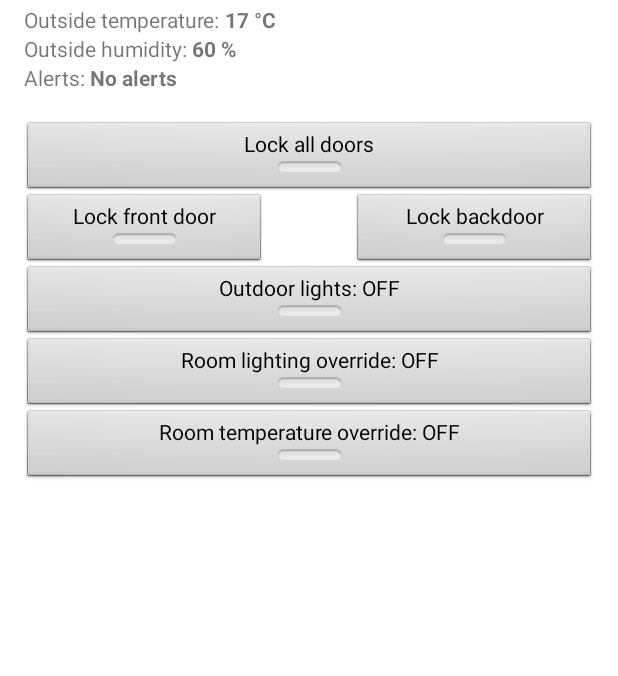
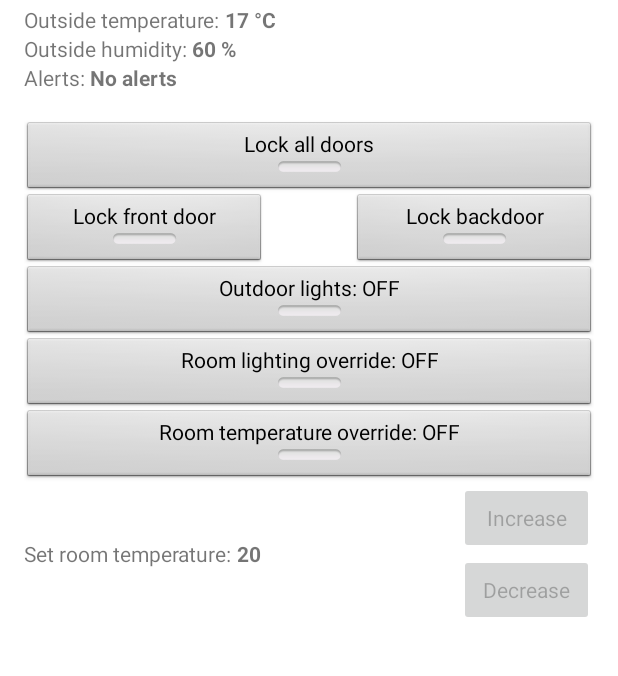
Before and after one commit to Amatson/Smart_House, an Android app: the screen it shows after launch (HomeActivity), on a phone screen of 412 x 824 dp, the part 162-838 px from its top. Run offline under Robolectric (Android 15) with nearby library versions, the phone set to English and light mode, and no system bars.

Commit message:
temperature override complete

```diff
--- a/androidUI/SmartHouse/app/src/main/java/tuomastiira/smarthouse/HomeActivity.java
+++ b/androidUI/SmartHouse/app/src/main/java/tuomastiira/smarthouse/HomeActivity.java
@@ -5,7 +5,9 @@ import android.os.Bundle;
 import android.support.v7.app.AppCompatActivity;
 import android.view.View;
 import android.widget.AdapterView;
+import android.widget.Button;
 import android.widget.Spinner;
+import android.widget.TextView;
 import android.widget.ToggleButton;
 
 public class HomeActivity extends AppCompatActivity {
@@ -19,6 +21,9 @@ public class HomeActivity extends AppCompatActivity {
     private ToggleButton backDoor;
     private ToggleButton roomLightingOverride;
     private ToggleButton roomTemperatureOverride;
+    private Button roomTemperatureUp;
+    private Button roomTemperatureDown;
+    private TextView roomTemperatureView;
     private Spinner spinner;
 
     @Override
@@ -101,6 +106,27 @@ public class HomeActivity extends AppCompatActivity {
                 toggleRoomTemperatureOverride();
             }
         });
+
+        roomTemperatureView = (TextView) findViewById(R.id.roomTemperatureSet);
+        roomTemperatureView.setText(String.valueOf(roomTemperatureOverrideValue) + ' ');
+        roomTemperatureUp = (Button) findViewById(R.id.roomTemperatureUpButton);
+        roomTemperatureUp.setEnabled(false);
+        roomTemperatureUp.setOnClickListener(new Button.OnClickListener() {
+            @Override
+            public void onClick(View v) {
+                roomTemperatureOverrideValue += 1;
+                roomTemperatureView.setText(String.valueOf(roomTemperatureOverrideValue) + ' ');
+            }
+        });
+        roomTemperatureDown = (Button) findViewById(R.id.roomTemperatureDownButton);
+        roomTemperatureDown.setEnabled(false);
+        roomTemperatureDown.setOnClickListener(new Button.OnClickListener() {
+            @Override
+            public void onClick(View v) {
+                roomTemperatureOverrideValue -= 1;
+                roomTemperatureView.setText(String.valueOf(roomTemperatureOverrideValue) + ' ');
+            }
+        });
     }
 
     @Override
@@ -132,5 +158,7 @@ public class HomeActivity extends AppCompatActivity {
     private void toggleRoomTemperatureOverride() {
         roomTemperatureOverride.setChecked(roomTemperatureOverride.isChecked());
         roomTemperatureOverrideEnabled = roomTemperatureOverride.isChecked();
+        roomTemperatureUp.setEnabled(roomTemperatureOverride.isChecked());
+        roomTemperatureDown.setEnabled(roomTemperatureOverride.isChecked());
     }
 }
--- a/androidUI/SmartHouse/app/src/main/java/tuomastiira/smarthouse/LivingRoomActivity.java
+++ b/androidUI/SmartHouse/app/src/main/java/tuomastiira/smarthouse/LivingRoomActivity.java
@@ -65,7 +65,7 @@ public class LivingRoomActivity extends AppCompatActivity {
         temperatureView = (TextView) findViewById(R.id.livingroomTemperatureSet);
         temperatureView.setText(String.valueOf(temperatureSet) + ' ');
 
-        temperatureUp = (Button) findViewById(R.id.livingroomTemperatureUpButton);
+        temperatureUp = (Button) findViewById(R.id.roomTemperatureUpButton);
         temperatureUp.setOnClickListener(new Button.OnClickListener() {
             @Override
             public void onClick(View v) {
@@ -73,7 +73,7 @@ public class LivingRoomActivity extends AppCompatActivity {
                 temperatureView.setText(String.valueOf(temperatureSet) + ' ');
             }
         });
-        temperatureDown = (Button) findViewById(R.id.livingroomTemperatureDownButton);
+        temperatureDown = (Button) findViewById(R.id.roomTemperatureDownButton);
         temperatureDown.setOnClickListener(new Button.OnClickListener() {
             @Override
             public void onClick(View v) {
--- a/androidUI/SmartHouse/app/src/main/res/layout/activity_home.xml
+++ b/androidUI/SmartHouse/app/src/main/res/layout/activity_home.xml
@@ -186,4 +186,46 @@
         android:id="@+id/textView21"
         android:textStyle="normal|bold" />
 
+    <Button
+        android:text="Increase"
+        android:layout_height="wrap_content"
+        android:id="@+id/roomTemperatureUpButton"
+        style="@style/Base.Widget.AppCompat.Button.Small"
+        android:textAppearance="@style/TextAppearance.AppCompat"
+        android:layout_below="@+id/roomTemperatureOverrideButton"
+        android:layout_alignParentRight="true"
+        android:layout_alignParentEnd="true"
+        android:layout_width="90dp" />
+
+    <Button
+        android:text="Decrease"
+        android:layout_height="wrap_content"
+        android:id="@+id/roomTemperatureDownButton"
+        style="@style/Base.Widget.AppCompat.Button.Small"
+        android:textAppearance="@style/TextAppearance.AppCompat"
+        android:layout_below="@+id/roomTemperatureUpButton"
+        android:layout_alignParentRight="true"
+        android:layout_alignParentEnd="true"
+        android:layout_width="90dp" />
+
+    <TextView
+        android:text="Set room temperature: "
+        android:layout_width="wrap_content"
+        android:layout_height="wrap_content"
+        android:layout_below="@+id/roomTemperatureOverrideButton"
+        android:layout_alignParentLeft="true"
+        android:layout_alignParentStart="true"
+        android:layout_marginTop="38dp"
+        android:id="@+id/textView27" />
+
+    <TextView
+        android:text="TextView"
+        android:layout_width="wrap_content"
+        android:layout_height="wrap_content"
+        android:layout_alignTop="@+id/textView27"
+        android:layout_toRightOf="@+id/textView27"
+        android:layout_toEndOf="@+id/textView27"
+        android:id="@+id/roomTemperatureSet"
+        android:textStyle="normal|bold" />
+
 </RelativeLayout>
--- a/androidUI/SmartHouse/app/src/main/res/layout/activity_living_room.xml
+++ b/androidUI/SmartHouse/app/src/main/res/layout/activity_living_room.xml
@@ -59,11 +59,11 @@
     <Button
         android:text="Increase"
         android:layout_height="wrap_content"
-        android:id="@+id/livingroomTemperatureUpButton"
+        android:id="@+id/roomTemperatureUpButton"
         style="@style/Base.Widget.AppCompat.Button.Small"
         android:textAppearance="@style/TextAppearance.AppCompat"
         android:layout_width="80dp"
-        android:layout_above="@+id/livingroomTemperatureDownButton"
+        android:layout_above="@+id/roomTemperatureDownButton"
         android:layout_alignParentRight="true"
         android:layout_alignParentEnd="true"
         android:layout_toRightOf="@+id/livingroomTemperatureSet"
@@ -72,7 +72,7 @@
     <Button
         android:text="Decrease"
         android:layout_height="wrap_content"
-        android:id="@+id/livingroomTemperatureDownButton"
+        android:id="@+id/roomTemperatureDownButton"
         style="@style/Base.Widget.AppCompat.Button.Small"
         android:textAppearance="@style/TextAppearance.AppCompat"
         android:layout_width="80dp"
@@ -98,7 +98,7 @@
         android:layout_width="wrap_content"
         android:layout_height="wrap_content"
         android:id="@+id/textView30"
-        android:layout_alignBottom="@+id/livingroomTemperatureDownButton"
+        android:layout_alignBottom="@+id/roomTemperatureDownButton"
         android:layout_alignParentLeft="true"
         android:layout_alignParentStart="true"
         android:layout_marginBottom="39dp" />
```
